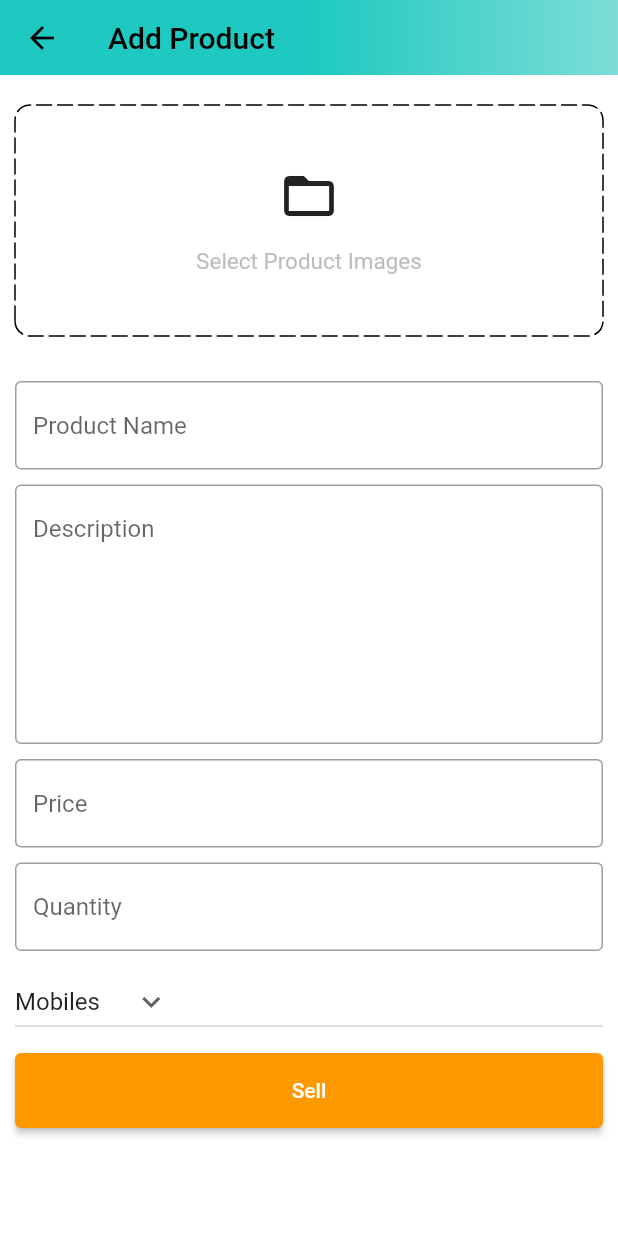
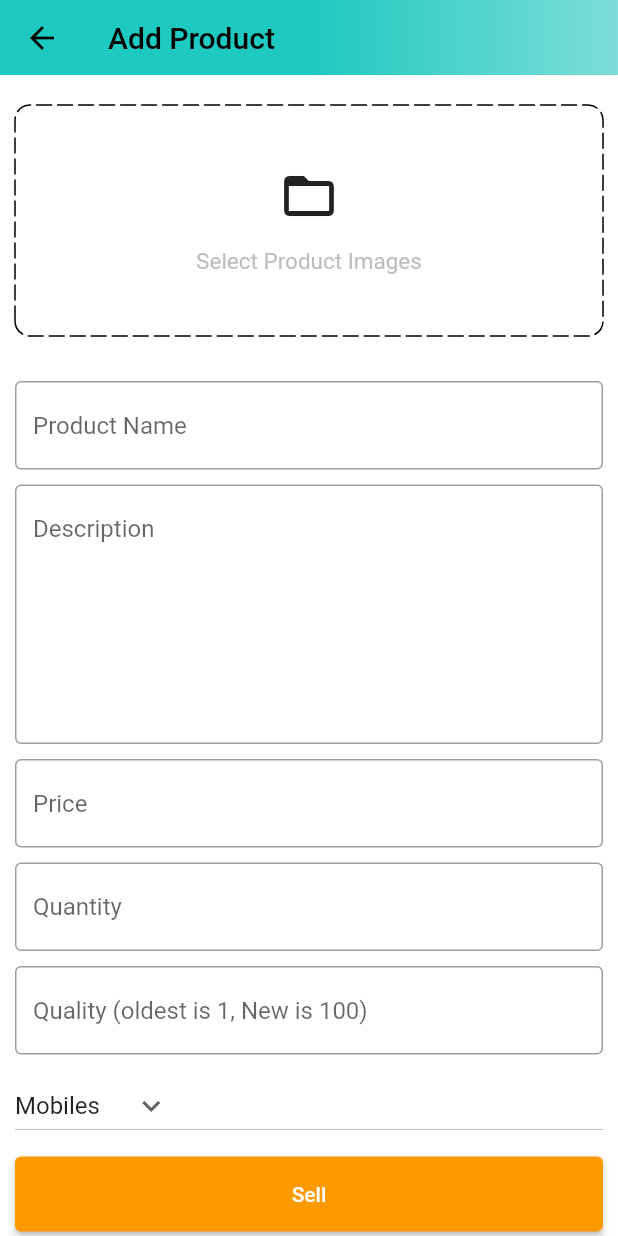
Before and after one commit to Khoib1910395/CT550-LVTN, a Flutter app: the AddProductScreen screen opened by its route, on a phone screen of 412 x 824 dp. Run offline on Flutter 3.47's test engine with Material 2 defaults, Android fonts, the phone set to English and light mode, and no system bars; drawn by our look-alikes of dotted_border; our stand-ins replace badges, carousel_slider, charts_flutter, file_picker, flutter_rating_bar, shared_preferences; missing offline and left inert: cloudinary_public, pay, shared_preferences_web; accounts and stored records are empty.

Commit message:
add quality commit

```diff
--- a/mezone_mobile/lib/features/admin/screens/add_product_screen.dart
+++ b/mezone_mobile/lib/features/admin/screens/add_product_screen.dart
@@ -22,6 +22,7 @@ class _AddProductScreenState extends State<AddProductScreen> {
   final TextEditingController descriptionController = TextEditingController();
   final TextEditingController priceController = TextEditingController();
   final TextEditingController quantityController = TextEditingController();
+  final TextEditingController qualityController = TextEditingController();
   final AdminServices adminServices = AdminServices();
 
   String category = 'Mobiles';
@@ -35,6 +36,7 @@ class _AddProductScreenState extends State<AddProductScreen> {
     descriptionController.dispose();
     priceController.dispose();
     quantityController.dispose();
+    qualityController.dispose();
   }
 
   List<String> productCategories = [
@@ -53,6 +55,7 @@ class _AddProductScreenState extends State<AddProductScreen> {
         description: descriptionController.text,
         price: double.parse(priceController.text),
         quantity: double.parse(quantityController.text),
+        quality: double.parse(qualityController.text),
         category: category,
         images: images,
       );
@@ -166,6 +169,11 @@ class _AddProductScreenState extends State<AddProductScreen> {
                   hintText: 'Quantity',
                 ),
                 const SizedBox(height: 10),
+                CustomTextField(
+                  controller: qualityController,
+                  hintText: 'Quality (oldest is 1, New is 100)',
+                ),
+                const SizedBox(height: 10),
                 SizedBox(
                   width: double.infinity,
                   child: DropdownButton(
--- a/mezone_mobile/lib/features/admin/services/admin_services.dart
+++ b/mezone_mobile/lib/features/admin/services/admin_services.dart
@@ -20,6 +20,7 @@ class AdminServices {
     required double price,
     required double quantity,
     required String category,
+    required double quality,
     required List<File> images,
   }) async {
     final userProvider = Provider.of<UserProvider>(context, listen: false);
@@ -39,6 +40,7 @@ class AdminServices {
         name: name,
         description: description,
         quantity: quantity,
+        quality: quality,
         images: imageUrls,
         category: category,
         price: price,
--- a/mezone_mobile/lib/features/auth/screens/auth_screen.dart
+++ b/mezone_mobile/lib/features/auth/screens/auth_screen.dart
@@ -177,6 +177,10 @@ class _AuthScreenState extends State<AuthScreen> {
                             }
                           },
                         ),
+                        const SizedBox(height: 10),
+                        const Text(
+                          'Forget password?',
+                        )
                       ],
                     ),
                   ),
--- a/mezone_mobile/lib/features/home/services/home_services.dart
+++ b/mezone_mobile/lib/features/home/services/home_services.dart
@@ -54,6 +54,7 @@ class HomeServices {
       quantity: 0,
       images: [],
       category: '',
+      quality: 100,
       price: 0,
     );
 
--- a/mezone_mobile/lib/features/product_details/screens/product_details_screen.dart
+++ b/mezone_mobile/lib/features/product_details/screens/product_details_screen.dart
@@ -228,6 +228,24 @@ class _ProductDetailScreenState extends State<ProductDetailScreen> {
               padding: const EdgeInsets.all(8.0),
               child: Text(widget.product.description),
             ),
+            Padding(
+              padding: const EdgeInsets.all(8),
+              child: RichText(
+                text: TextSpan(
+                  text: 'Quality: ',
+                  style: const TextStyle(
+                    fontSize: 16,
+                    color: Colors.black,
+                    fontWeight: FontWeight.bold,
+                  ),
+                  children: [
+                    widget.product.quality == 100
+                        ? const TextSpan(text: 'New')
+                        : TextSpan(text: '${widget.product.quality.toInt()}%')
+                  ],
+                ),
+              ),
+            ),
             Container(
               color: Colors.black12,
               height: 5,
--- a/mezone_mobile/lib/features/product_details/services/product_details_services.dart
+++ b/mezone_mobile/lib/features/product_details/services/product_details_services.dart
@@ -37,6 +37,7 @@ class ProductDetailsServices {
             cart: jsonDecode(res.body)['cart'],
           );
           userProvider.setUserFromModel(user);
+          showSnackBar(context, 'Product added to cart');
         },
       );
     } catch (e) {
--- a/mezone_mobile/lib/models/product.dart
+++ b/mezone_mobile/lib/models/product.dart
@@ -9,6 +9,7 @@ class Product {
   final List<String> images;
   final String category;
   final double price;
+  final double quality;
   final String? id;
   final List<Rating>? rating;
   Product({
@@ -18,6 +19,7 @@ class Product {
     required this.images,
     required this.category,
     required this.price,
+    required this.quality,
     this.id,
     this.rating,
   });
@@ -30,6 +32,7 @@ class Product {
       'images': images,
       'category': category,
       'price': price,
+      'quality': quality,
       'id': id,
       'rating': rating,
     };
@@ -43,6 +46,7 @@ class Product {
       images: List<String>.from(map['images']),
       category: map['category'] ?? '',
       price: map['price']?.toDouble() ?? 0.0,
+      quality: map['quality']?.toDouble() ?? 100.0,
       id: map['_id'],
       rating: map['ratings'] != null
           ? List<Rating>.from(
```
Also changed, not shown: 1 other file.
